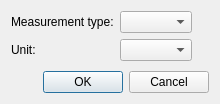
Above: src/app/tape/dialogs/dialognewmeasurements.ui from dismine/valentina before the change. Below: the same form after it.
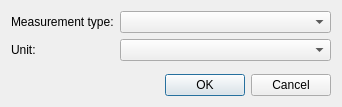
That is the form after the change. Icons and pictures are not drawn.

What changed in the file:
```diff
--- a/src/app/tape/dialogs/dialognewmeasurements.ui
+++ b/src/app/tape/dialogs/dialognewmeasurements.ui
@@ -9,8 +9,8 @@
    <rect>
     <x>0</x>
     <y>0</y>
-    <width>220</width>
-    <height>104</height>
+    <width>342</width>
+    <height>107</height>
    </rect>
   </property>
   <property name="windowTitle">
@@ -36,11 +36,14 @@
      <item row="0" column="1">
       <widget class="QComboBox" name="comboBoxMType">
        <property name="sizePolicy">
-        <sizepolicy hsizetype="Preferred" vsizetype="Preferred">
+        <sizepolicy hsizetype="Expanding" vsizetype="Preferred">
          <horstretch>0</horstretch>
          <verstretch>0</verstretch>
         </sizepolicy>
        </property>
+       <property name="sizeAdjustPolicy">
+        <enum>QComboBox::AdjustToContents</enum>
+       </property>
       </widget>
      </item>
      <item row="1" column="0">
@@ -53,11 +56,14 @@
      <item row="1" column="1">
       <widget class="QComboBox" name="comboBoxUnit">
        <property name="sizePolicy">
-        <sizepolicy hsizetype="Preferred" vsizetype="Preferred">
+        <sizepolicy hsizetype="Expanding" vsizetype="Preferred">
          <horstretch>0</horstretch>
          <verstretch>0</verstretch>
         </sizepolicy>
        </property>
+       <property name="sizeAdjustPolicy">
+        <enum>QComboBox::AdjustToContents</enum>
+       </property>
       </widget>
      </item>
     </layout>
```
